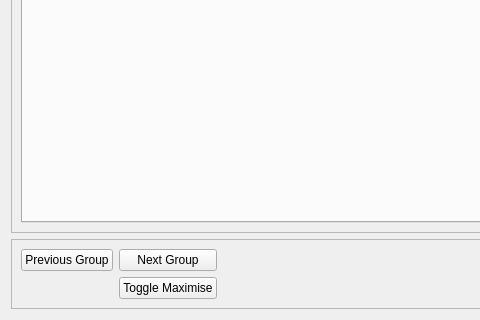
First picture: the form in qtCreatorFiles/ui_test_view.ui, repository plomgrading/plom, before the edit; both pictures show x 0 to 480 and y 283 to 603 of the 714 by 603 pixel window.
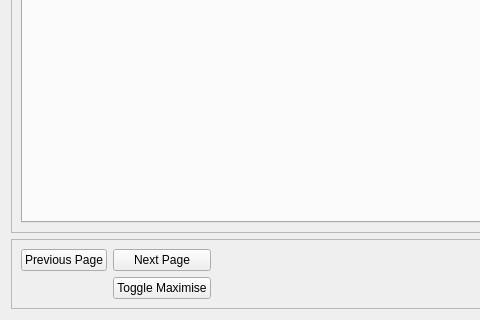
Second picture: the form after the edit.

```diff
--- a/qtCreatorFiles/ui_test_view.ui
+++ b/qtCreatorFiles/ui_test_view.ui
@@ -45,14 +45,14 @@
       <item row="0" column="0">
        <widget class="QPushButton" name="prevGroupButton">
         <property name="text">
-         <string>Previous Group</string>
+         <string>Previous Page</string>
         </property>
        </widget>
       </item>
       <item row="0" column="1">
        <widget class="QPushButton" name="nextGroupButton">
         <property name="text">
-         <string>Next Group</string>
+         <string>Next Page</string>
         </property>
        </widget>
       </item>
```
Left out of the diff: 2 changed lines with no effect on the pictures.
